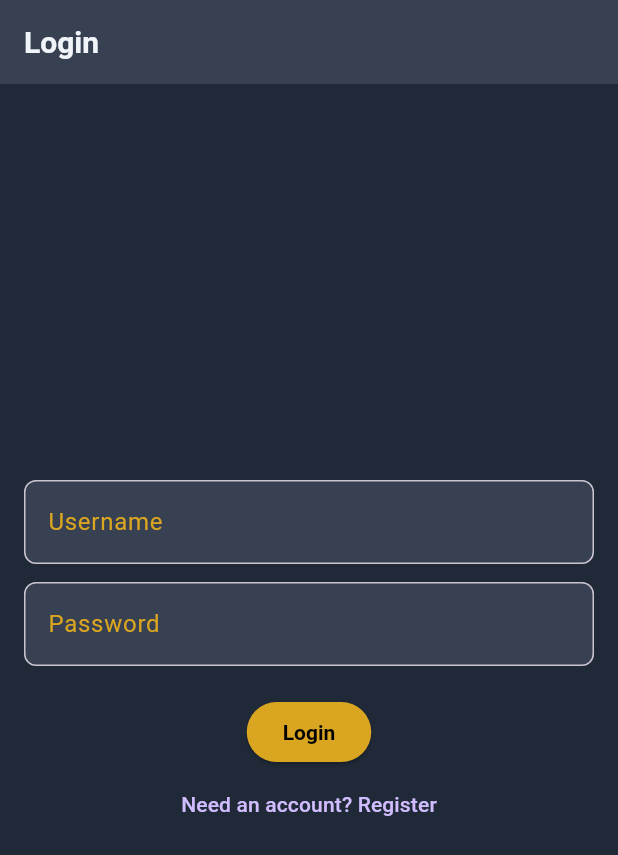
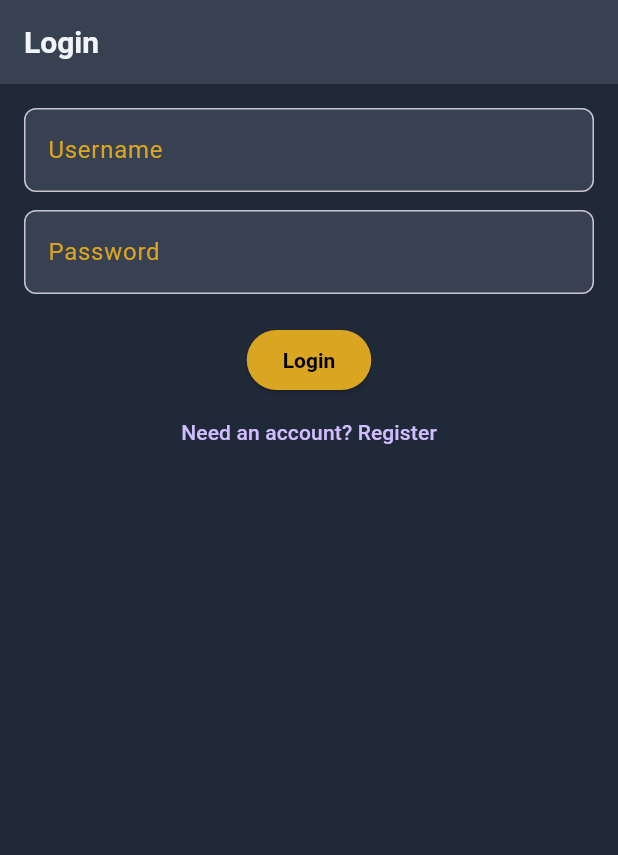
Before and after one commit to clwest/move_that_ass, a Flutter app: the screen it shows after launch, on a phone screen of 412 x 824 dp. Shown: the top 855 px of the screen. Run offline on Flutter 3.47's test engine with Material 3 defaults, Android fonts, the phone set to English and light mode, and no system bars; our stand-ins replace flutter_secure_storage, gallery_saver, share_plus.

Commit message:
Add Herd feed page and fix layout/text

```diff
--- /dev/null
+++ b/frontend/momentum_flutter/lib/models/herd_post.dart
@@ -0,0 +1,22 @@
+class HerdPost {
+  final String type;
+  final String user;
+  final Map<String, dynamic> content;
+  final DateTime createdAt;
+
+  HerdPost({
+    required this.type,
+    required this.user,
+    required this.content,
+    required this.createdAt,
+  });
+
+  factory HerdPost.fromJson(Map<String, dynamic> json) {
+    return HerdPost(
+      type: json['type'] as String,
+      user: json['user'] as String,
+      content: json['content'] as Map<String, dynamic>? ?? {},
+      createdAt: DateTime.parse(json['created_at'] as String),
+    );
+  }
+}
--- a/frontend/momentum_flutter/lib/pages/badge_grid_page.dart
+++ b/frontend/momentum_flutter/lib/pages/badge_grid_page.dart
@@ -73,13 +73,13 @@ class _BadgeGridPageState extends State<BadgeGridPage> {
               opacity: isEarned ? 1.0 : 0.4,
               child: Text(
                 badge.emoji,
-                style: const TextStyle(fontSize: 36),
+                style: const TextStyle(fontSize: 36, inherit: true),
               ),
             ),
             const SizedBox(height: 8),
             Text(
               badge.name,
-              style: TextStyle(color: AppColors.donkeyText),
+              style: TextStyle(color: AppColors.donkeyText, inherit: true),
               textAlign: TextAlign.center,
             ),
           ],
--- a/frontend/momentum_flutter/lib/pages/login_page.dart
+++ b/frontend/momentum_flutter/lib/pages/login_page.dart
@@ -53,7 +53,7 @@ class _LoginPageState extends State<LoginPage> {
   Widget build(BuildContext context) {
     return Scaffold(
       appBar: AppBar(title: const Text('Login')),
-      body: Padding(
+      body: SingleChildScrollView(
         padding: const EdgeInsets.all(16),
         child: Column(
           mainAxisAlignment: MainAxisAlignment.center,
@@ -72,7 +72,7 @@ class _LoginPageState extends State<LoginPage> {
               const SizedBox(height: 12),
               Text(
                 _error!,
-                style: const TextStyle(color: Colors.red),
+                style: const TextStyle(color: Colors.red, inherit: true),
               ),
             ],
             const SizedBox(height: 20),
--- a/frontend/momentum_flutter/lib/pages/register_page.dart
+++ b/frontend/momentum_flutter/lib/pages/register_page.dart
@@ -56,7 +56,7 @@ class _RegisterPageState extends State<RegisterPage> {
   Widget build(BuildContext context) {
     return Scaffold(
       appBar: AppBar(title: const Text('Register')),
-      body: Padding(
+      body: SingleChildScrollView(
         padding: const EdgeInsets.all(16),
         child: Column(
           mainAxisAlignment: MainAxisAlignment.center,
@@ -75,7 +75,7 @@ class _RegisterPageState extends State<RegisterPage> {
               const SizedBox(height: 12),
               Text(
                 _error!,
-                style: const TextStyle(color: Colors.red),
+                style: const TextStyle(color: Colors.red, inherit: true),
               ),
             ],
             const SizedBox(height: 20),
--- a/frontend/momentum_flutter/lib/themes/app_theme.dart
+++ b/frontend/momentum_flutter/lib/themes/app_theme.dart
@@ -22,6 +22,7 @@ class AppTheme {
           color: AppColors.donkeyText,
           fontWeight: FontWeight.bold,
           fontSize: 20,
+          inherit: true,
         ),
       ),
       textTheme: ThemeData.dark().textTheme.apply(
@@ -32,7 +33,7 @@ class AppTheme {
         style: ElevatedButton.styleFrom(
           backgroundColor: AppColors.donkeyGold,
           foregroundColor: Colors.black,
-          textStyle: TextStyle(fontWeight: FontWeight.bold),
+          textStyle: TextStyle(fontWeight: FontWeight.bold, inherit: true),
         ),
       ),
       inputDecorationTheme: InputDecorationTheme(
@@ -46,7 +47,7 @@ class AppTheme {
           borderRadius: BorderRadius.circular(8.0),
           borderSide: BorderSide(color: AppColors.donkeyGold, width: 2),
         ),
-        labelStyle: TextStyle(color: AppColors.donkeyGold),
+        labelStyle: TextStyle(color: AppColors.donkeyGold, inherit: true),
       ),
     );
   }
```
Also changed, not shown: frontend/momentum_flutter/lib/pages/herd_feed_page.dart (added, +110 -0 lines), frontend/momentum_flutter/lib/pages/meme_share_page.dart (+5 -6 lines), frontend/momentum_flutter/lib/pages/today_page.dart (+13 -2 lines), frontend/momentum_flutter/lib/services/api_service.dart (+20 -0 lines).
